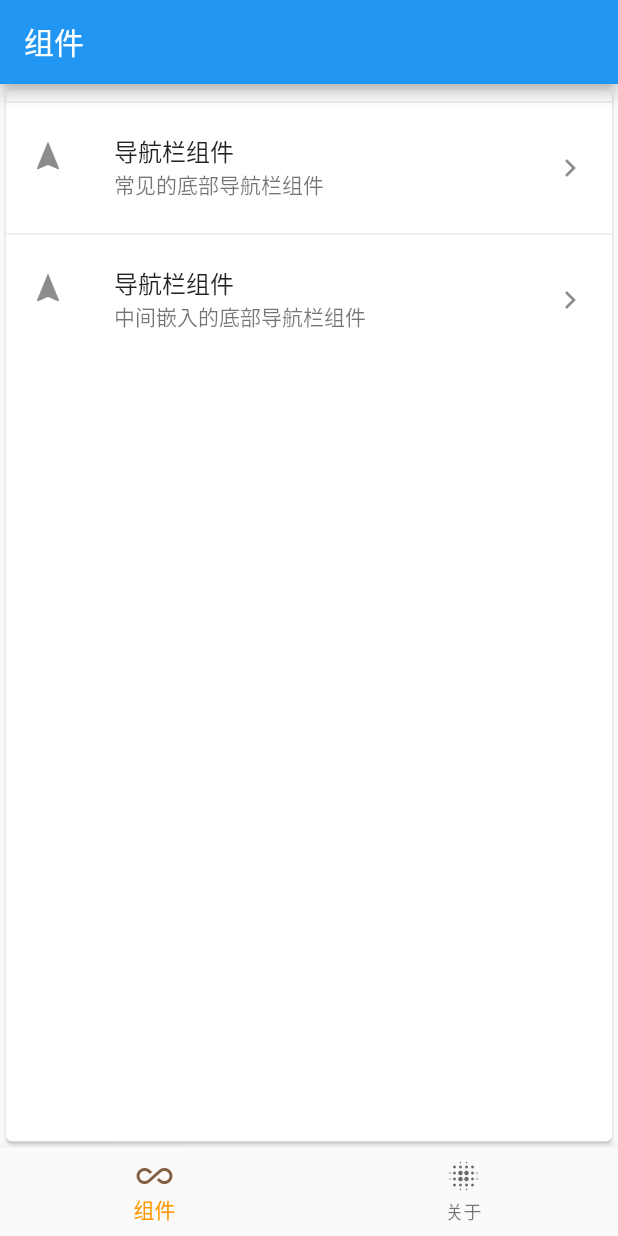
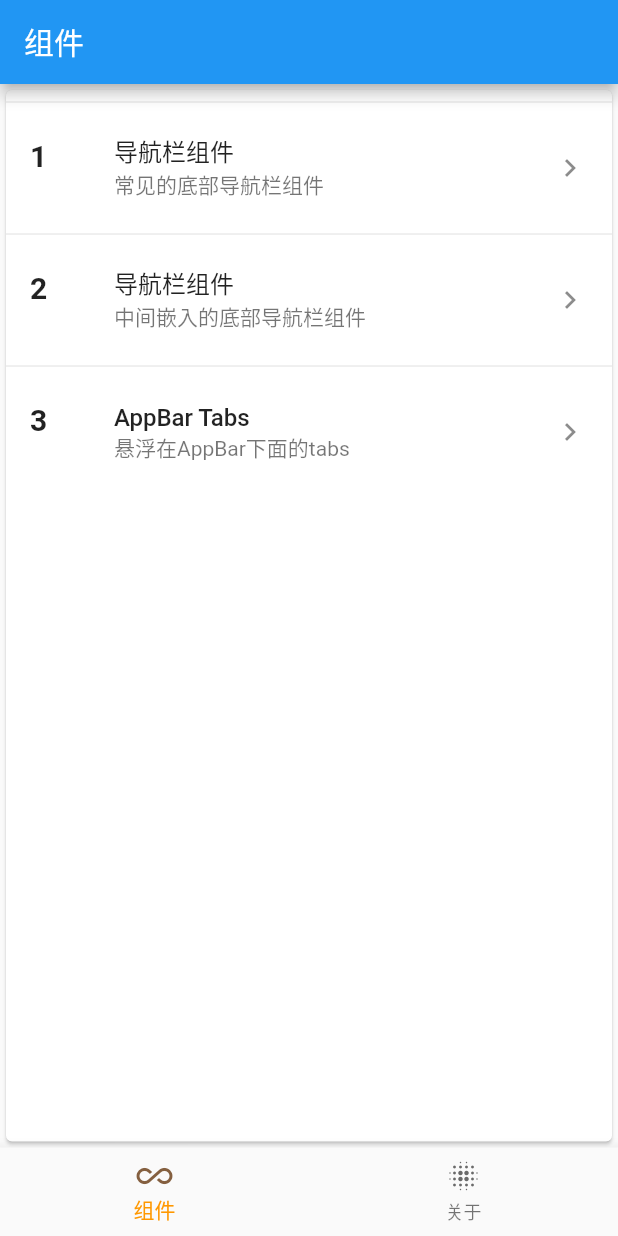
Before and after one commit to UvDream/Flutter_UvDream, a Flutter app: the screen it shows after launch, on a phone screen of 412 x 824 dp. Run offline on Flutter 3.47's test engine with Material 2 defaults, Android fonts, the phone set to English and light mode, and no system bars.

Commit message:
tabs组件代码示例以及api完成,文档未写

```diff
--- a/lib/bottom_navigation.dart
+++ b/lib/bottom_navigation.dart
@@ -6,7 +6,6 @@ class BottomNavigationWidget extends StatefulWidget {
 }
 
 class _BottomNavigationWidgetState extends State<BottomNavigationWidget> {
-  final _BottomNavigationColor = Colors.blue;
   int _currentIndex=0;
   var appBarTitle=["组件","关于"];
   var appBarIcon=[Icons.all_inclusive,Icons.blur_on];
--- a/lib/pages/components/anomaly_navigation.dart
+++ b/lib/pages/components/anomaly_navigation/anomaly_navigation.dart
@@ -9,7 +9,6 @@ class _BottomNavigationButtonState extends State<BottomNavigationButton> {
   int _index=0;
  @override
   void initState() {
-      // TODO: implement initState
       super.initState();
       _eachView = List();
       _eachView..add(EachView('首页'))..add(EachView('关于'));
--- a/lib/pages/components/each_view.dart
+++ b/lib/pages/components/anomaly_navigation/each_view.dart
@@ -1,6 +1,6 @@
 import 'package:flutter/material.dart';
 class EachView extends StatefulWidget {
-  String _title;
+  final _title;
   EachView(this._title);
   @override
   _EachViewState createState() => _EachViewState();
--- /dev/null
+++ b/lib/pages/components/appbar/appbar.dart
@@ -0,0 +1,67 @@
+import 'package:flutter/material.dart';
+import '../../test_page.dart';
+class AppBarPage extends StatelessWidget {
+  @override
+  Widget build(BuildContext context) {
+    return MaterialApp(
+      home: new DefaultTabController(
+        length:choices.length,
+        child: new Scaffold(
+          appBar: new AppBar(
+            title: Text("AppBar Tabs"),
+            bottom: new TabBar(
+              // tabs颜色选中颜色
+              labelColor:Colors.orange,
+              // tabs选中样式
+              labelStyle: TextStyle(fontSize: 18),
+              // tabs未选中的颜色
+              unselectedLabelColor: Colors.white,
+              // tabs未选中的样式
+              unselectedLabelStyle: TextStyle(fontSize: 10),
+              // 底部指示器的padding
+              indicatorPadding: const EdgeInsets.all(0),
+              // 下划线高度
+              indicatorWeight: 2,
+              //下划线颜色
+              indicatorColor: Colors.red,
+              // 指示器大小计算方式
+              // indicatorSize: ,
+              // 是否可滚动
+              // isScrollable: true,
+              // tabs: <Widget>[
+              //   Tab(text: "推荐",icon:Icon(Icons.ac_unit)),
+              //   Tab(text: "关注",icon:Icon(Icons.access_alarm)),
+              //   Tab(text: "热榜",icon:Icon(Icons.access_time)),
+              // ],
+              tabs: choices.map((Choice choice){
+                return new Tab(
+                  text: choice.title,
+                  icon: new Icon(choice.icon),
+                );
+              }).toList(),
+            ),
+          ),
+          // tabs主体内容
+          body: new TabBarView(
+            children: <Widget>[
+              new TestPage(),
+              new TestPage(),
+              new TestPage(),
+            ],
+          ),
+        ),
+      ),
+    );
+  }
+}
+class Choice {
+  const Choice({ this.title, this.icon });
+  final String title;
+  final IconData icon;
+}
+
+const List<Choice> choices = const <Choice>[
+  const Choice(title: '推荐', icon: Icons.directions_car),
+  const Choice(title: '关注', icon: Icons.directions_bike),
+  const Choice(title: '热搜', icon: Icons.directions_boat),
+];
--- a/lib/pages/components/component.dart
+++ b/lib/pages/components/component.dart
@@ -1,6 +1,7 @@
 import 'package:flutter/material.dart';
 import './bottom_navigation.dart';
-import './anomaly_navigation.dart';
+import './anomaly_navigation/anomaly_navigation.dart';
+import './appbar/appbar.dart';
 class ComponentPage extends StatelessWidget {
   @override
   Widget build(BuildContext context) {
@@ -23,7 +24,7 @@ class ComponentsList extends StatelessWidget {
           new Divider(),
           new  ListTile(
               // 头部
-              leading:Icon(Icons.navigation),
+              leading:Text("1",style: TextStyle(fontSize: 20,fontWeight: FontWeight.bold),),
               // 标题
               title: Text("导航栏组件",style:TextStyle(fontWeight:FontWeight.w500)),
               // 副标题
@@ -45,10 +46,10 @@ class ComponentsList extends StatelessWidget {
               }
             ),
           new Divider(),
-              new ListTile(
+          new ListTile(
+              leading:Text("2",style: TextStyle(fontSize: 20,fontWeight: FontWeight.bold),),
               title: Text("导航栏组件",style:TextStyle(fontWeight:FontWeight.w500)),
               subtitle: Text("中间嵌入的底部导航栏组件"),
-              leading:Icon(Icons.navigation),
               trailing: Icon(Icons.chevron_right),
               onTap: (){
                  Navigator.push(
@@ -58,7 +59,22 @@ class ComponentsList extends StatelessWidget {
                   )
                 );
               },
-          ),
+           ),
+          new Divider(),
+          new ListTile(
+              leading:Text("3",style: TextStyle(fontSize: 20,fontWeight: FontWeight.bold),),
+              title: Text("AppBar Tabs",style:TextStyle(fontWeight:FontWeight.w500)),
+              subtitle: Text("悬浮在AppBar下面的tabs"),
+              trailing: Icon(Icons.chevron_right),
+              onTap: (){
+                 Navigator.push(
+                  context,
+                  MaterialPageRoute(
+                    builder:(context)=>new AppBarPage()
+                  )
+                );
+              },
+           ),
         ],
       ),
     );
--- a/pubspec.yaml
+++ b/pubspec.yaml
@@ -1,4 +1,4 @@
-name: demo4
+name: UvDream
 description: A new Flutter application.
 
 # The following defines the version and build number for your application.
```
Also changed, not shown: lib/pages/test_page.dart (added, +9 -0 lines), 3 other files.
